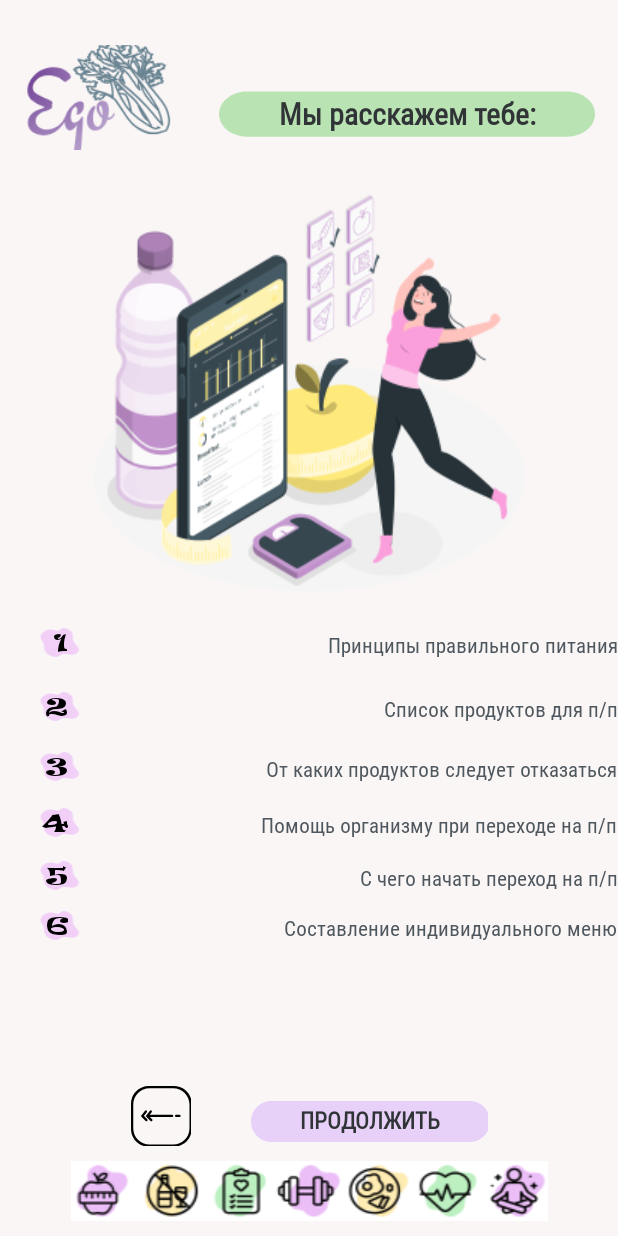
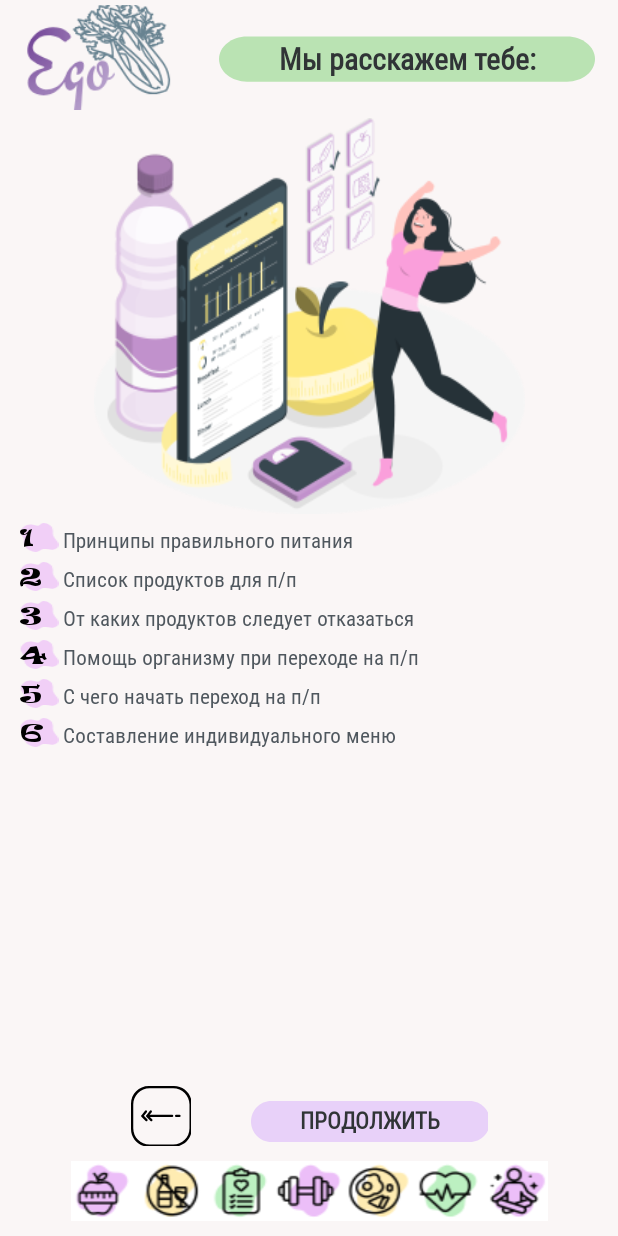
Before and after one commit to SergNif/FitFinish, an Android app: the fragment Pg2NextFragment placed in its activity, on a phone screen of 412 x 824 dp. Run offline under Robolectric (Android 15) with nearby library versions, the phone set to English and light mode, and no system bars; our stand-ins replace Dagger/Hilt's generated code; 3 statements that could not run were skipped.

Commit message:
finish 1209 3

```diff
--- a/app/src/main/java/com/sergnfitness/android/fit/presentation/part1/Pg8WaterDrinkFragment.kt
+++ b/app/src/main/java/com/sergnfitness/android/fit/presentation/part1/Pg8WaterDrinkFragment.kt
@@ -162,7 +162,9 @@ class Pg8WaterDrinkFragment : Fragment() {
                     viewModel.userClass, viewModel.dataUser)
             findNavController().navigate(action)
         }
-    }
+      }
+
+
 
     fun onClickHouse(view: View) {}
     fun onClickHistoryWeightDiagramm(view: View) {}
--- a/app/src/main/res/layout/fragment_pg4_physical_active.xml
+++ b/app/src/main/res/layout/fragment_pg4_physical_active.xml
@@ -19,7 +19,7 @@
             android:id="@+id/lin_lay1"
             android:layout_width="match_parent"
             android:layout_height="wrap_content"
-            android:layout_marginTop="30sp"
+            android:layout_marginTop="3dp"
             android:layout_marginHorizontal="15sp"
             android:orientation="horizontal"
             app:layout_constraintEnd_toEndOf="parent"
@@ -27,8 +27,10 @@
             app:layout_constraintTop_toTopOf="parent">
 
             <ImageView
+                android:id="@+id/image_up"
                 android:layout_width="0dp"
                 android:layout_height="wrap_content"
+                android:layout_margin="9dp"
                 android:layout_weight="1"
                 android:scaleX="1.2"
                 android:scaleY="1.2"
@@ -121,19 +123,19 @@
             android:scaleX="1"
             android:scaleY="1"
             android:src="@drawable/pict_page4"
-
+android:layout_marginTop="-15dp"
 
             app:layout_constraintEnd_toEndOf="parent"
             app:layout_constraintStart_toStartOf="parent"
             app:layout_constraintTop_toBottomOf="@+id/lin_lay1"
-            app:layout_constraintVertical_bias="0.0" />
+            />
 
 
         <LinearLayout
             android:id="@+id/lin_bottom"
             android:layout_width="238dp"
             android:layout_height="@dimen/hight_40dp"
-            android:layout_marginBottom="60sp"
+            android:layout_marginBottom="60dp"
             android:orientation="horizontal"
             app:layout_constraintBottom_toBottomOf="parent"
             app:layout_constraintEnd_toEndOf="parent"
@@ -151,7 +153,7 @@
                 android:layout_height="27dp"
                 android:layout_marginStart="40dp"
 
-                android:layout_marginTop="10sp"
+                android:layout_marginTop="10dp"
                 android:background="@drawable/ic_button_next"
                 android:fontFamily="@font/roboto_condensed_regular"
                 android:paddingTop="2dp"
@@ -169,7 +171,7 @@
             android:id="@+id/lin_footer_image"
             android:layout_width="318dp"
             android:layout_height="@dimen/hight_40dp"
-            android:layout_marginBottom="10sp"
+            android:layout_marginBottom="10dp"
             android:orientation="horizontal"
             app:layout_constraintBottom_toBottomOf="parent"
             app:layout_constraintEnd_toEndOf="parent"
--- a/app/src/main/res/layout/fragment_pg8_water_drink.xml
+++ b/app/src/main/res/layout/fragment_pg8_water_drink.xml
@@ -75,7 +75,7 @@
             android:text="Пью негазированную воду"
             android:textOn="Пью негазированную воду"
             android:textOff="Пью негазированную воду"
-
+android:textAllCaps="false"
             app:layout_constraintTop_toBottomOf="@+id/text_up_page3"
             style="@style/text_data_page4"
             tools:ignore="MissingConstraints" />
@@ -85,6 +85,7 @@
             android:text="Часто пью сладкие газировки"
             android:textOn="Часто пью сладкие газировки"
             android:textOff="Часто пью сладкие газировки"
+            android:textAllCaps="false"
 
             app:layout_constraintTop_toBottomOf="@+id/page8_button_water_without_gas"
             style="@style/text_data_page4"
@@ -95,7 +96,7 @@
             android:text="Пью много кофе"
             android:textOn="Пью много кофе"
             android:textOff="Пью много кофе"
-
+            android:textAllCaps="false"
             app:layout_constraintTop_toBottomOf="@+id/page8_button_water_shugar"
             style="@style/text_data_page4"
             tools:ignore="MissingConstraints" />
@@ -105,7 +106,7 @@
             android:text="Пью только чай"
             android:textOn="Пью только чай"
             android:textOff="Пью только чай"
-
+            android:textAllCaps="false"
             app:layout_constraintTop_toBottomOf="@+id/page8_button_more_cofee"
             style="@style/text_data_page4"
             tools:ignore="MissingConstraints" />
--- a/app/src/main/res/layout/pg2_next.xml
+++ b/app/src/main/res/layout/pg2_next.xml
@@ -15,7 +15,7 @@
         android:id="@+id/lin_lay1"
         android:layout_width="match_parent"
         android:layout_height="wrap_content"
-        android:layout_marginTop="30sp"
+        android:layout_marginTop="3dp"
 
         android:orientation="horizontal"
         app:layout_constraintEnd_toEndOf="parent"
@@ -40,30 +40,19 @@
         android:id="@+id/pic_page2_image"
         android:layout_width="287dp"
         android:layout_height="264dp"
-        android:layout_marginTop="130sp"
+        android:layout_marginTop="5dp"
 
         android:src="@drawable/pict_page_2"
         app:layout_constraintEnd_toEndOf="parent"
-        app:layout_constraintStart_toEndOf="parent"
         app:layout_constraintStart_toStartOf="parent"
-        app:layout_constraintTop_toTopOf="parent" />
+        app:layout_constraintTop_toBottomOf="@+id/lin_lay1" />
+
+
 
 
     <TextView
-        android:id="@+id/container_ego_flover"
-        android:layout_width="125dp"
-        android:layout_height="76dp"
-        android:layout_marginTop="6sp"
-        android:text=""
-        app:layout_constraintBottom_toBottomOf="parent"
-        app:layout_constraintEnd_toEndOf="parent"
-        app:layout_constraintHorizontal_bias="0.01"
-        app:layout_constraintStart_toStartOf="parent"
-        app:layout_constraintTop_toTopOf="parent"
-        app:layout_constraintVertical_bias="0.054" />
-
-
-    <TextView
+        android:layout_width="wrap_content"
+        android:layout_height="wrap_content"
         android:id="@+id/num_text_princip_pitania"
         style="@style/num_page2"
         android:text="1"
@@ -74,7 +63,8 @@
         android:id="@+id/text_princip_pitania"
         style="@style/text_page2"
         android:text="Принципы правильного питания"
-        app:layout_constraintTop_toBottomOf="@id/pic_page2_image"
+        app:layout_constraintTop_toTopOf="@+id/num_text_princip_pitania"
+        app:layout_constraintStart_toEndOf="@+id/num_text_princip_pitania"
         tools:ignore="MissingConstraints" />
 
 
@@ -82,70 +72,75 @@
         android:id="@+id/num_text_list_product"
         style="@style/num_page2"
         android:text="2"
-        app:layout_constraintTop_toBottomOf="@id/text_princip_pitania"
+        app:layout_constraintTop_toBottomOf="@id/num_text_princip_pitania"
         tools:ignore="MissingConstraints" />
 
     <TextView
         android:id="@+id/text_list_product"
         style="@style/text_page2"
         android:text="Список продуктов для п/п"
-        app:layout_constraintTop_toBottomOf="@id/text_princip_pitania"
+        app:layout_constraintStart_toEndOf="@+id/num_text_list_product"
+        app:layout_constraintTop_toTopOf="@id/num_text_list_product"
         tools:ignore="MissingConstraints" />
 
     <TextView
         android:id="@+id/num_text_list_product_cancel"
         style="@style/num_page2"
         android:text="3"
-        app:layout_constraintTop_toBottomOf="@id/text_list_product"
+        app:layout_constraintTop_toBottomOf="@id/num_text_list_product"
         tools:ignore="MissingConstraints" />
 
     <TextView
         android:id="@+id/text_list_product_cancel"
         style="@style/text_page2"
         android:text="От каких продуктов следует отказаться"
-        app:layout_constraintTop_toBottomOf="@id/text_list_product"
+        app:layout_constraintStart_toEndOf="@+id/num_text_princip_pitania"
+        app:layout_constraintTop_toTopOf="@id/num_text_list_product_cancel"
         tools:ignore="MissingConstraints" />
 
     <TextView
         android:id="@+id/num_text_help_organizm"
         style="@style/num_page2"
         android:text="4"
-        app:layout_constraintTop_toBottomOf="@id/text_list_product_cancel"
+        app:layout_constraintTop_toBottomOf="@id/num_text_list_product_cancel"
         tools:ignore="MissingConstraints" />
 
     <TextView
         android:id="@+id/text_help_organizm"
         style="@style/text_page2"
+        app:layout_constraintStart_toEndOf="@+id/num_text_princip_pitania"
         android:text="Помощь организму при переходе на п/п"
-        app:layout_constraintTop_toBottomOf="@id/text_list_product_cancel"
+        app:layout_constraintTop_toTopOf="@id/num_text_help_organizm"
         tools:ignore="MissingConstraints" />
 
     <TextView
         android:id="@+id/num_text_start_go"
         style="@style/num_page2"
         android:text="5"
-        app:layout_constraintTop_toBottomOf="@id/text_help_organizm"
+        app:layout_constraintTop_toBottomOf="@id/num_text_help_organizm"
         tools:ignore="MissingConstraints" />
 
     <TextView
         android:id="@+id/text_start_go"
         style="@style/text_page2"
         android:text="С чего начать переход на п/п"
-        app:layout_constraintTop_toBottomOf="@id/text_help_organizm"
+        app:layout_constraintStart_toEndOf="@+id/num_text_princip_pitania"
+        app:layout_constraintTop_toTopOf="@id/num_text_start_go"
         tools:ignore="MissingConstraints" />
 
     <TextView
         android:id="@+id/num_text_individual_menu"
         style="@style/num_page2"
         android:text="6"
-        app:layout_constraintTop_toBottomOf="@id/text_start_go"
+        app:layout_constraintTop_toBottomOf="@id/num_text_start_go"
         tools:ignore="MissingConstraints" />
 
     <TextView
         android:id="@+id/text_individual_menu"
         style="@style/text_page2"
         android:text="Составление индивидуального меню"
-        app:layout_constraintTop_toBottomOf="@id/text_start_go"
+        app:layout_constraintStart_toEndOf="@+id/num_text_princip_pitania"
+        app:layout_constraintTop_toTopOf="@id/num_text_individual_menu"
         tools:ignore="MissingConstraints" />
 
 
--- a/app/src/main/res/values/styles.xml
+++ b/app/src/main/res/values/styles.xml
@@ -7,31 +7,36 @@
         <item name="android:background">@drawable/ic_fon_number</item>
         <item name="android:fontFamily">@font/ravie</item>
         <item name="android:scaleX">1.3</item>
-        <item name="android:layout_marginLeft">6sp</item>
-        <item name="android:paddingEnd">5sp</item>
-        <item name="android:textAlignment">viewEnd</item>
+
+
+<!--        <item name="android:textAlignment">viewEnd</item>-->
         <item name="android:textColor">@color/black</item>
         <item name="android:textSize">14sp</item>
-        <item name="layout_constraintBottom_toBottomOf">parent</item>
-        <item name="layout_constraintEnd_toEndOf">parent</item>
-        <item name="layout_constraintHorizontal_bias">.06</item>
+        <item name="android:layout_marginLeft">16dp</item>
+        <item name="android:layout_marginRight">6dp</item>
+        <item name="android:layout_marginTop">6dp</item>
+        <item name="android:layout_marginBottom">6dp</item>
+
+<!--        <item name="layout_constraintBottom_toBottomOf">parent</item>-->
+<!--        <item name="layout_constraintEnd_toEndOf">parent</item>-->
+<!--        <item name="layout_constraintHorizontal_bias">.06</item>-->
         <item name="layout_constraintStart_toStartOf">parent</item>
-        <item name="layout_constraintVertical_bias">0.06</item>
+<!--        <item name="layout_constraintVertical_bias">0.06</item>-->
     </style>
 
     <style name="text_page2">
         <item name="android:layout_width">wrap_content</item>
         <item name="android:layout_height">wrap_content</item>
-        <item name="android:layout_marginLeft">10sp</item>
+        <item name="android:layout_marginLeft">6dp</item>
         <item name="android:fontFamily">@font/roboto_condensed_regular</item>
-        <item name="android:paddingTop">1sp</item>
+        <item name="android:paddingTop">1dp</item>
         <item name="android:textColor">@color/color_text_page2_dark</item>
         <item name="android:textSize">14sp</item>
-        <item name="layout_constraintBottom_toBottomOf">parent</item>
-        <item name="layout_constraintEnd_toEndOf">parent</item>
-        <item name="layout_constraintHorizontal_bias">.01</item>
-<!--        <item name="layout_constraintStart_toEndOf">@id/num_text_princip_pitania</item>-->
-        <item name="layout_constraintVertical_bias">0.06</item>
+<!--        <item name="layout_constraintBottom_toBottomOf">parent</item>-->
+<!--        <item name="layout_constraintEnd_toEndOf">parent</item>-->
+<!--        <item name="layout_constraintHorizontal_bias">.01</item>-->
+<!--&lt;!&ndash;        <item name="layout_constraintStart_toEndOf">@id/num_text_princip_pitania</item>&ndash;&gt;-->
+<!--        <item name="layout_constraintVertical_bias">0.06</item>-->
     </style>
 
 
@@ -337,7 +342,7 @@
         <item name="android:layout_width">wrap_content</item>
         <item name="android:layout_height">wrap_content</item>
         <item name="android:layout_marginHorizontal">15dp</item>
-        <item name="android:layout_marginTop">30dp</item>
+        <item name="android:layout_marginTop">20dp</item>
         <item name="android:layout_weight">1</item>
         <item name="android:background">@drawable/ic_fon_text_up</item>
         <item name="android:fontFamily">@font/roboto_condensed_regular</item>
```
